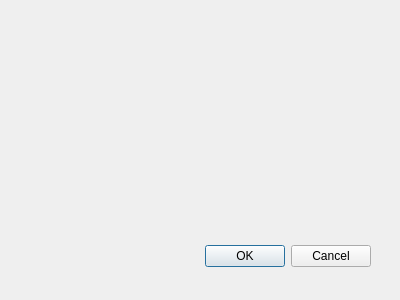
The window that CAMan/new_key_dlg.ui (jykim74/CertMan) describes before a commit, drawn with Qt 5.
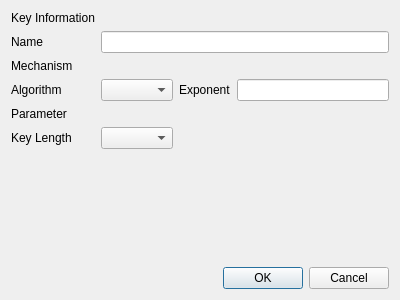
The same window after the commit.

```diff
--- a/CAMan/new_key_dlg.ui
+++ b/CAMan/new_key_dlg.ui
@@ -15,22 +15,92 @@
   <property name="windowTitle">
    <string>Dialog</string>
   </property>
-  <widget class="QDialogButtonBox" name="buttonBox">
-   <property name="geometry">
-    <rect>
-     <x>30</x>
-     <y>240</y>
-     <width>341</width>
-     <height>32</height>
-    </rect>
-   </property>
-   <property name="orientation">
-    <enum>Qt::Horizontal</enum>
-   </property>
-   <property name="standardButtons">
-    <set>QDialogButtonBox::Cancel|QDialogButtonBox::Ok</set>
-   </property>
-  </widget>
+  <layout class="QGridLayout" name="gridLayout">
+   <item row="5" column="0">
+    <widget class="QLabel" name="label_7">
+     <property name="text">
+      <string>Key Length</string>
+     </property>
+    </widget>
+   </item>
+   <item row="3" column="3">
+    <widget class="QLineEdit" name="lineEdit_2"/>
+   </item>
+   <item row="3" column="0">
+    <widget class="QLabel" name="label_4">
+     <property name="text">
+      <string>Algorithm</string>
+     </property>
+    </widget>
+   </item>
+   <item row="3" column="2">
+    <widget class="QLabel" name="label_5">
+     <property name="text">
+      <string>Exponent</string>
+     </property>
+    </widget>
+   </item>
+   <item row="1" column="0">
+    <widget class="QLabel" name="label_2">
+     <property name="text">
+      <string>Name</string>
+     </property>
+    </widget>
+   </item>
+   <item row="2" column="0">
+    <widget class="QLabel" name="label_3">
+     <property name="text">
+      <string>Mechanism</string>
+     </property>
+    </widget>
+   </item>
+   <item row="0" column="0">
+    <widget class="QLabel" name="label">
+     <property name="text">
+      <string>Key Information</string>
+     </property>
+    </widget>
+   </item>
+   <item row="5" column="1">
+    <widget class="QComboBox" name="comboBox_2"/>
+   </item>
+   <item row="3" column="1">
+    <widget class="QComboBox" name="comboBox"/>
+   </item>
+   <item row="4" column="0">
+    <widget class="QLabel" name="label_6">
+     <property name="text">
+      <string>Parameter</string>
+     </property>
+    </widget>
+   </item>
+   <item row="6" column="0">
+    <spacer name="verticalSpacer">
+     <property name="orientation">
+      <enum>Qt::Vertical</enum>
+     </property>
+     <property name="sizeHint" stdset="0">
+      <size>
+       <width>20</width>
+       <height>40</height>
+      </size>
+     </property>
+    </spacer>
+   </item>
+   <item row="1" column="1" colspan="3">
+    <widget class="QLineEdit" name="lineEdit"/>
+   </item>
+   <item row="7" column="2" colspan="2">
+    <widget class="QDialogButtonBox" name="buttonBox">
+     <property name="orientation">
+      <enum>Qt::Horizontal</enum>
+     </property>
+     <property name="standardButtons">
+      <set>QDialogButtonBox::Cancel|QDialogButtonBox::Ok</set>
+     </property>
+    </widget>
+   </item>
+  </layout>
  </widget>
  <pixmapfunction/>
  <resources/>
```
Left out of the diff: 5 changed lines with no effect on the pictures.
